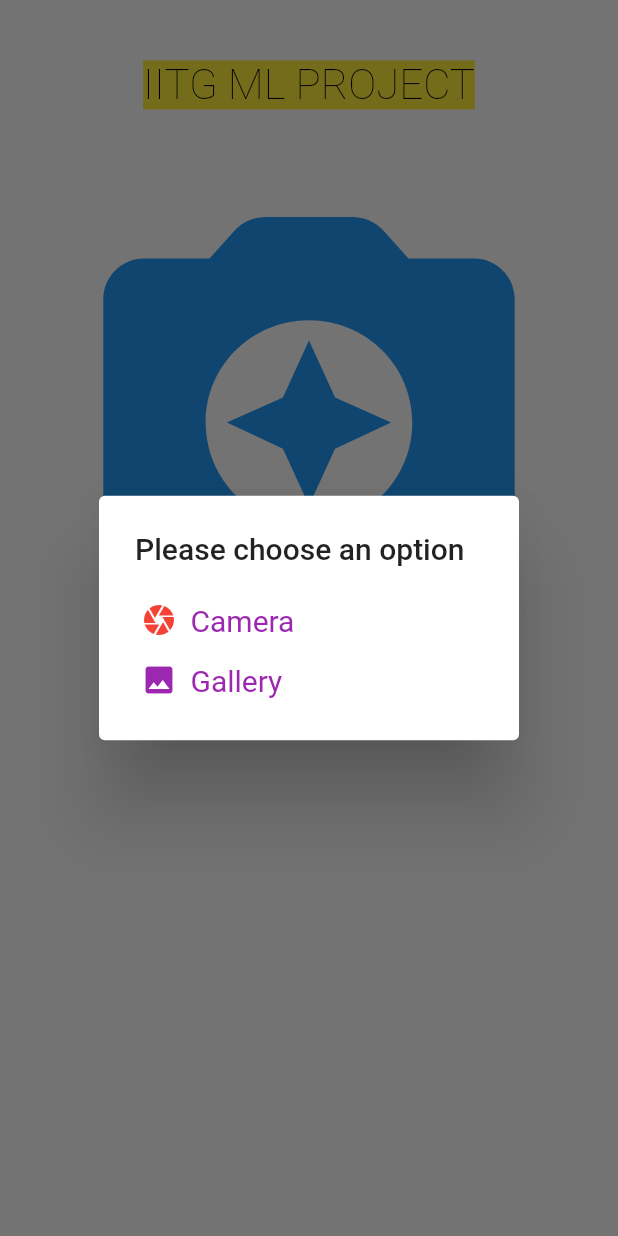
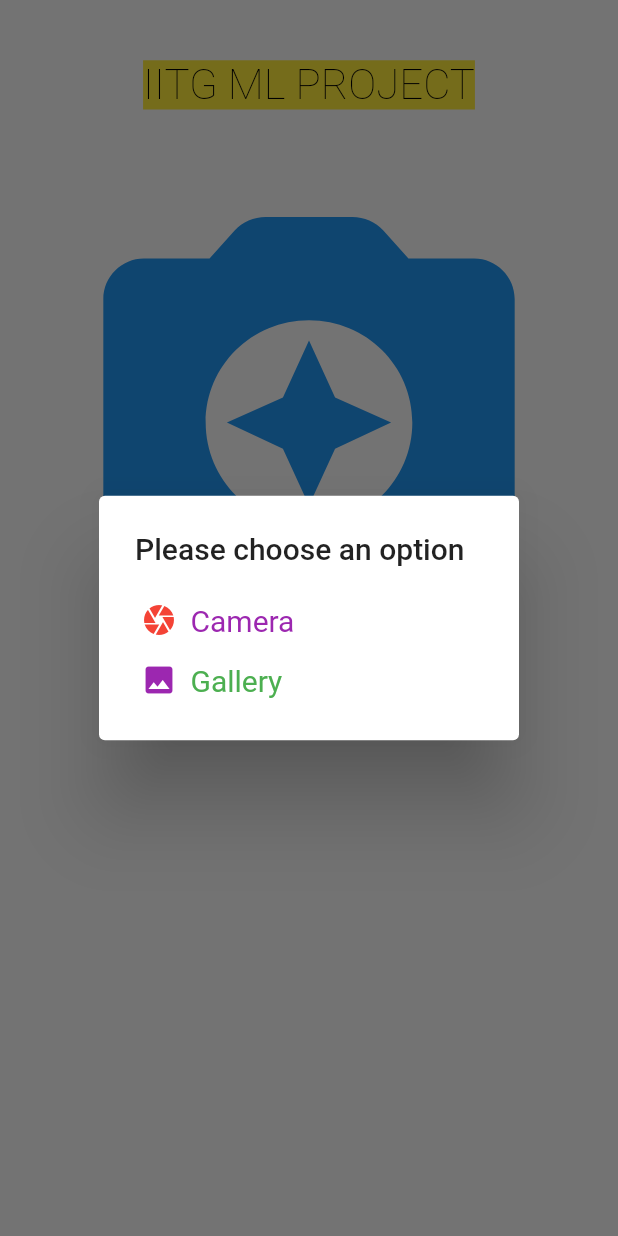
Before and after one commit to SpectrumStudio/IITG_Project, a Flutter app: the screen it shows after launch, after a tap on the "camera enhance" icon, on a phone screen of 412 x 824 dp. Run offline on Flutter 3.47's test engine with Material 2 defaults, Android fonts, the phone set to English and light mode, and no system bars; our stand-ins replace image_cropper, image_picker.

```diff
--- a/lib/homepage.dart
+++ b/lib/homepage.dart
@@ -62,7 +62,7 @@ class _MyHomePageState extends State<MyHomePage> {
                   SizedBox(width: 5,),
                   Text(
                     'Gallery',
-                    style: TextStyle(fontSize:20,color: Colors.purple),
+                    style: TextStyle(fontSize:20,color: Colors.green),
                   ),
                 ],
               ),
```
